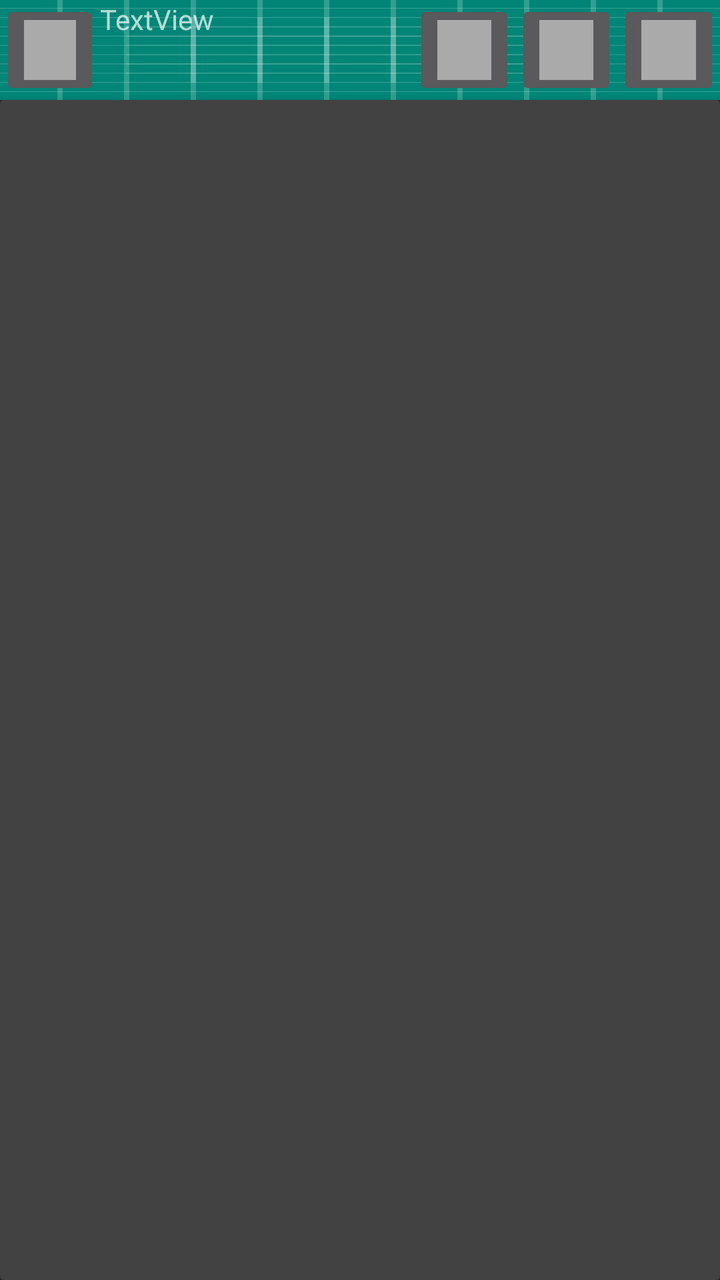
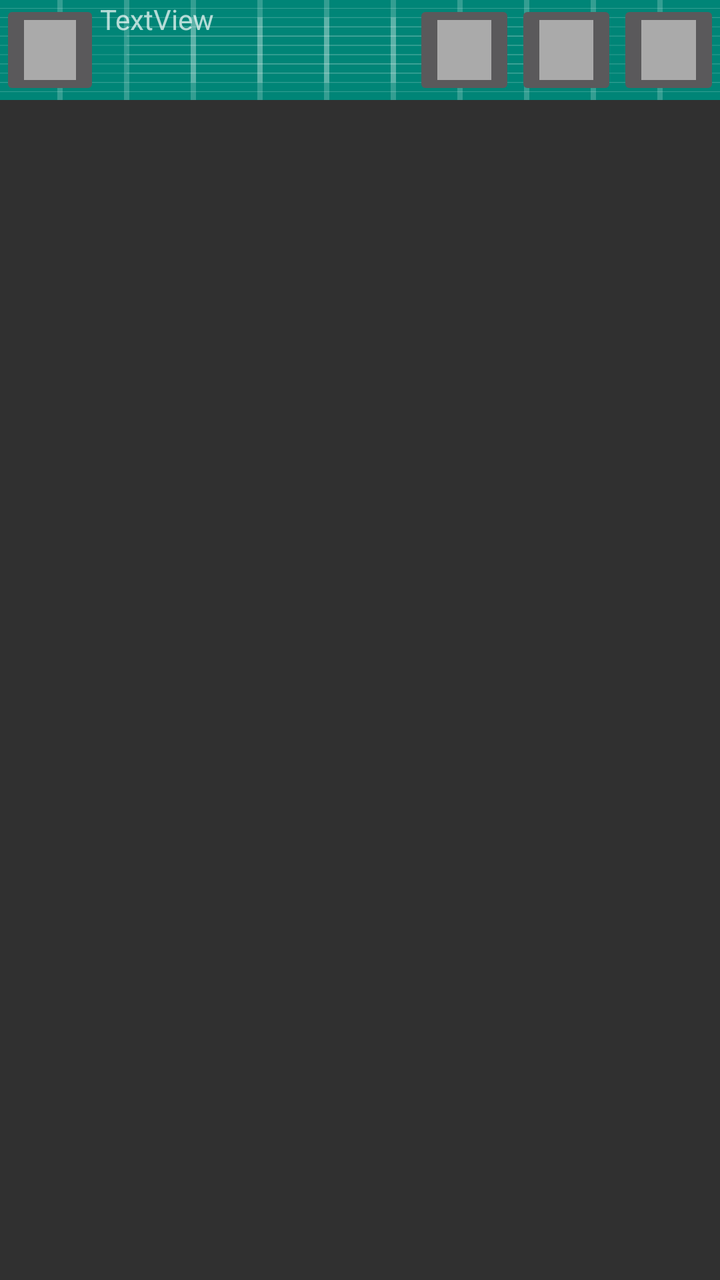

Screens rendered from an Android XML layout before and after an edit, with the pre-edit source and the edit as a unified diff.
<!-- AndroidManifest.xml: application theme Theme.AppCompat.NoActionBar -->
<!-- res/layout/activity_main.xml -->
<?xml version="1.0" encoding="utf-8"?>
<RelativeLayout xmlns:android="http://schemas.android.com/apk/res/android"
    xmlns:app="http://schemas.android.com/apk/res-auto"
    xmlns:tools="http://schemas.android.com/tools"
    android:layout_width="match_parent"
    android:layout_height="match_parent"
    tools:context=".MainActivity">

    <LinearLayout
        android:id="@+id/toolbarPanel"
        android:layout_width="match_parent"
        android:layout_height="50dp"
        android:background="@drawable/ic_launcher_background"
        android:orientation="horizontal"
        tools:layout_editor_absoluteX="33dp"
        tools:layout_editor_absoluteY="8dp">

        <ImageButton
            android:id="@+id/imageButton"
            android:layout_width="50dp"
            android:layout_height="match_parent"
            app:srcCompat="@android:color/darker_gray"
            tools:layout_editor_absoluteX="0dp"
            tools:layout_editor_absoluteY="3dp" />

        <TextView
            android:id="@+id/textView"
            android:layout_width="130dp"
            android:layout_height="match_parent"
            android:layout_weight="1"
            android:text="TextView" />

        <ImageButton
            android:id="@+id/imageButton2"
            android:layout_width="wrap_content"
            android:layout_height="match_parent"
            android:layout_gravity="end"
            android:layout_weight="1"
            app:srcCompat="@android:color/darker_gray"
            tools:layout_editor_absoluteX="0dp"
            tools:layout_editor_absoluteY="3dp" />

        <ImageButton
            android:id="@+id/imageButton3"
            android:layout_width="wrap_content"
            android:layout_height="match_parent"
            android:layout_gravity="end"
            android:layout_weight="1"
            app:srcCompat="@android:color/darker_gray"
            tools:layout_editor_absoluteX="0dp"
            tools:layout_editor_absoluteY="3dp" />

        <ImageButton
            android:id="@+id/imageButton4"
            android:layout_width="wrap_content"
            android:layout_height="match_parent"
            android:layout_gravity="end"
            android:layout_weight="1"
            app:srcCompat="@android:color/darker_gray"
            tools:layout_editor_absoluteX="0dp"
            tools:layout_editor_absoluteY="3dp" />
    </LinearLayout>

    <android.support.v7.widget.CardView
        android:layout_below="@+id/toolbarPanel"
        android:layout_width="match_parent"
        android:layout_height="match_parent"
        android:layout_centerHorizontal="true" />


</RelativeLayout>
<!-- resources referenced by this layout -->
<resources>
  <!-- drawable ic_launcher_background: vector/xml drawable (drawable, 5605 chars, omitted) -->
</resources>

<!-- the commit's change to res/layout/activity_main.xml (unified diff, before → after) -->
@@ -61,11 +61,12 @@
             tools:layout_editor_absoluteY="3dp" />
     </LinearLayout>
 
-    <android.support.v7.widget.CardView
+    <android.support.v7.widget.RecyclerView
+        android:id="@+id/movie_list"
         android:layout_below="@+id/toolbarPanel"
+        android:scrollbars="vertical"
         android:layout_width="match_parent"
-        android:layout_height="match_parent"
-        android:layout_centerHorizontal="true" />
+        android:layout_height="match_parent"/>
 
 
 </RelativeLayout>
